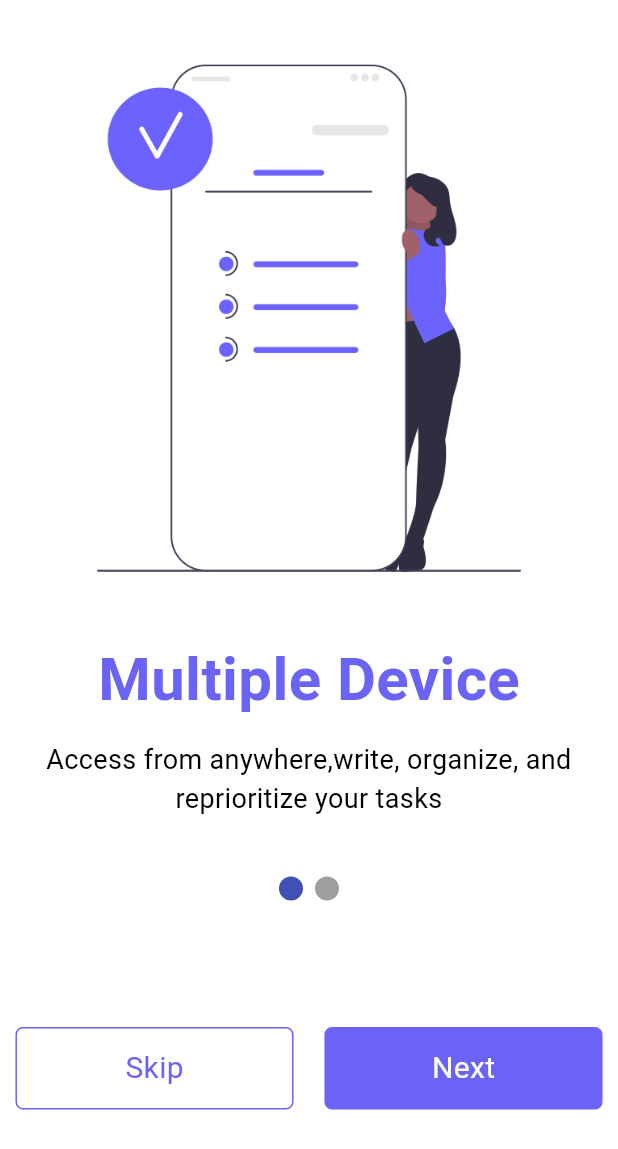
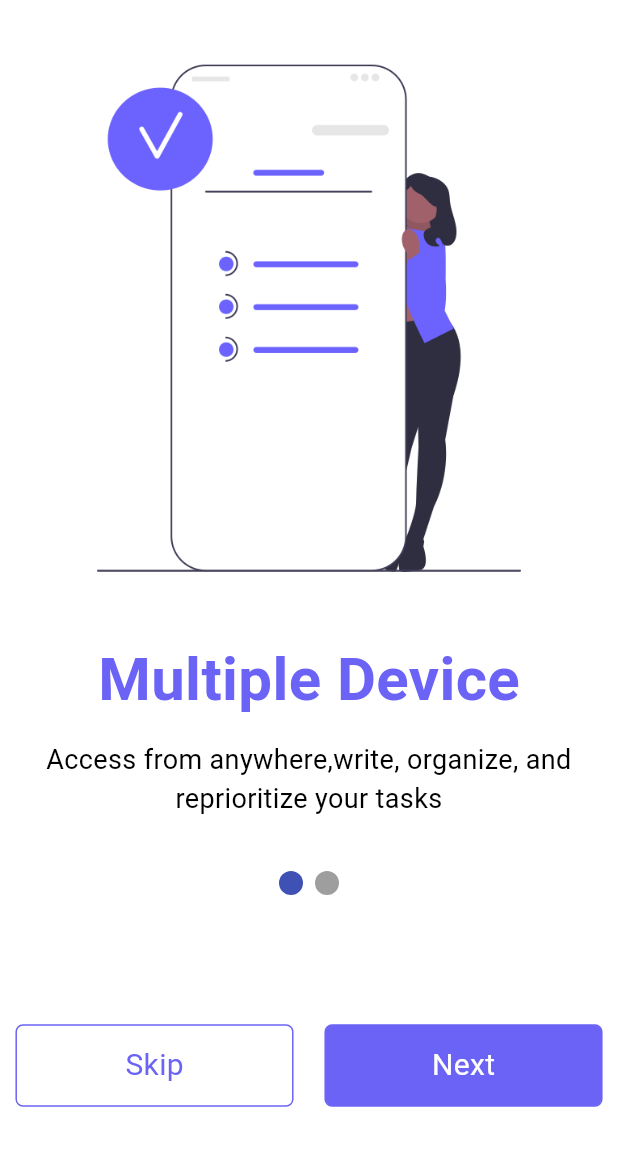
Before and after one commit to ssuvam-dev/flutter-todo, a Flutter app: the screen it shows after launch, on a phone screen of 412 x 824 dp. Shown: the top 1149 px of the screen. Run offline on Flutter 3.47's test engine with Material 3 defaults, Android fonts, the phone set to English and light mode, and no system bars; drawn by our look-alikes of smooth_page_indicator; our stand-ins replace get, lottie, percent_indicator, pie_chart.

Commit message:
Modified spalsh screen

```diff
--- a/lib/screens/splash.dart
+++ b/lib/screens/splash.dart
@@ -5,7 +5,7 @@ import 'package:todo/components/bottom_navigation.dart';
 import 'package:todo/components/button_component.dart';
 import 'package:todo/screens/screen1.dart';
 import 'package:todo/screens/screen2.dart';
-
+import 'package:get/get.dart';
 class SplashScreen extends StatefulWidget {
   const SplashScreen({super.key});
 
@@ -52,7 +52,7 @@ class _SplashScreenState extends State<SplashScreen> {
           ]
           ),
           Container(
-            margin: EdgeInsets.only(top:500.0),
+            margin:EdgeInsets.only(top:Get.height*0.6),
             child: Column(
               mainAxisAlignment: MainAxisAlignment.spaceEvenly,
               children: [
```
